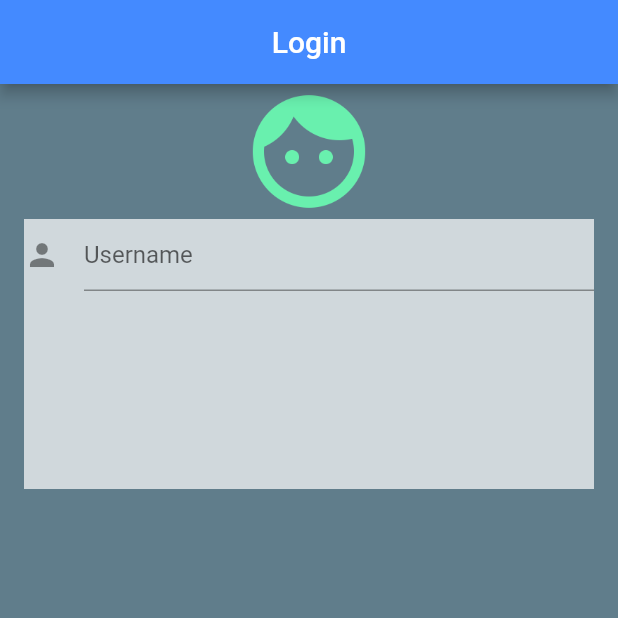
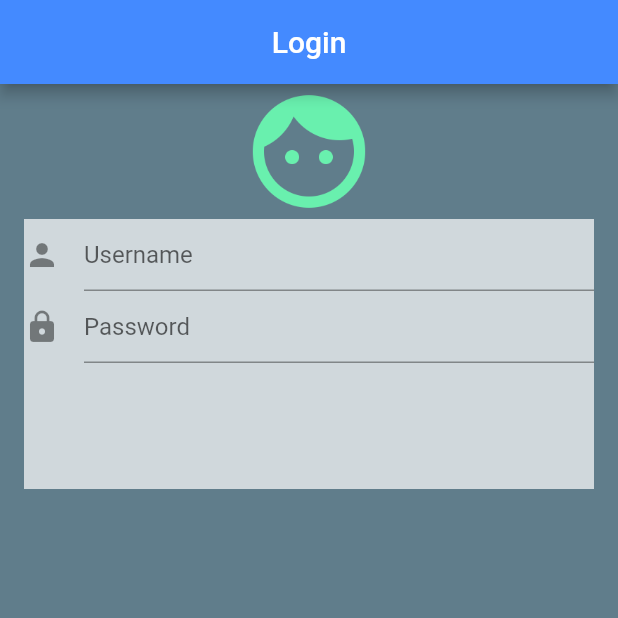
Before and after one commit to ashenmalaka/Flutter_Login_App, a Flutter app: the screen it shows after launch, on a phone screen of 412 x 824 dp, the top half of it. Run offline on Flutter 3.47's test engine with Material 2 defaults, Android fonts, the phone set to English and light mode, and no system bars.

Commit message:
Added password text field

```diff
--- a/lib/ui/login.dart
+++ b/lib/ui/login.dart
@@ -11,6 +11,7 @@ class Login extends StatefulWidget {
 class LoginState extends State<Login>{
 
   final TextEditingController _userController = new TextEditingController();
+  final TextEditingController _passwordController = new TextEditingController();
 
   @override
   Widget build(BuildContext context) {
@@ -49,6 +50,14 @@ class LoginState extends State<Login>{
                       hintText: 'Username',
                       icon: new Icon(Icons.person),
                     ),
+                  ),
+
+                  new TextField(
+                    controller: _passwordController,
+                    decoration: new InputDecoration(
+                      hintText: 'Password',
+                      icon: new Icon(Icons.lock),
+                    ),
                   )
                 ],
               ),
```
